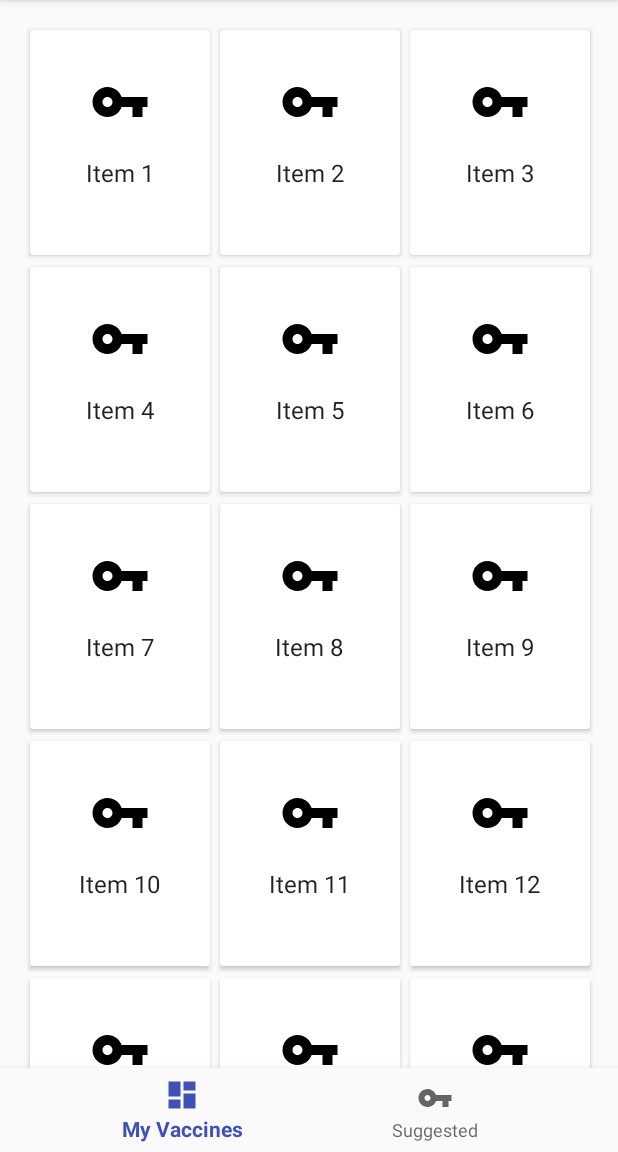
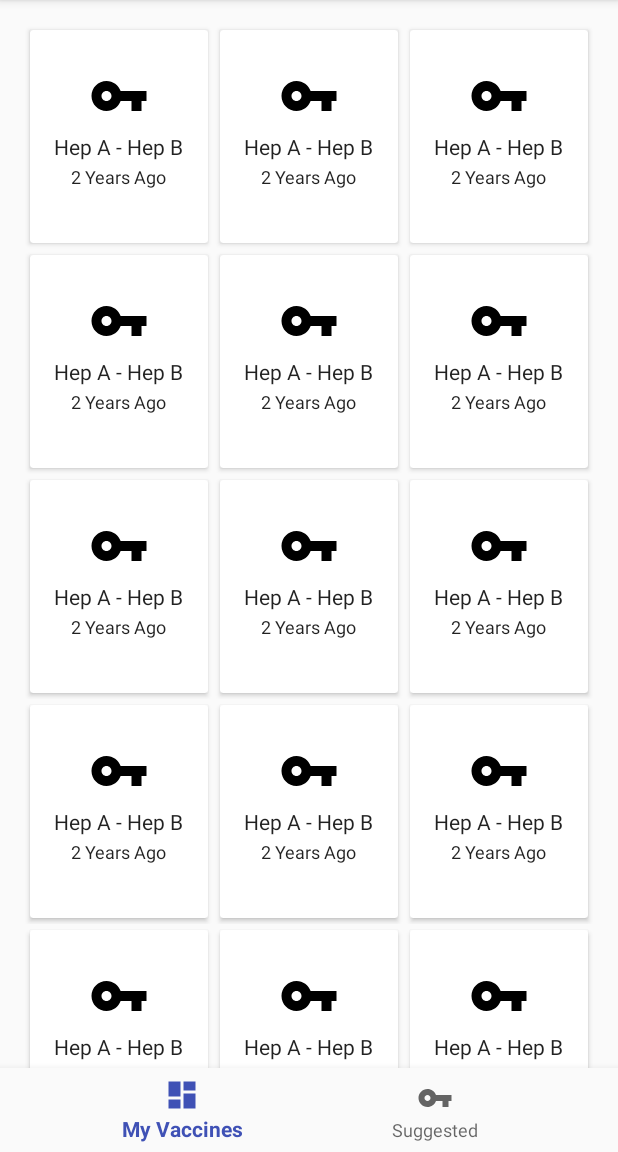
Before and after one commit to DaveLe/Ivory, an Android app: the screen it shows after launch (MainActivity), on a phone screen of 412 x 824 dp, the part 84-1236 px from its top. Run offline under Robolectric (Android 15) with nearby library versions, the phone set to English and light mode, and no system bars; our stand-ins replace Firebase (no records; nobody signed in at launch, a user with empty details on screens opened directly); libraries missing offline, so code that uses them is left out: com.firebase.ui; 1 statement that could not run was skipped.

Commit message:
started on db

```diff
--- a/Ivory/app/build.gradle
+++ b/Ivory/app/build.gradle
@@ -32,6 +32,7 @@ dependencies {
     implementation 'com.firebaseui:firebase-ui-auth:3.2.1'
     implementation 'com.android.support:support-v4:27.0.2'
     implementation 'com.android.support:recyclerview-v7:27.0.2'
+    implementation 'com.google.firebase:firebase-firestore:11.8.0'
 }
 
 
--- a/Ivory/app/src/main/java/com/iter/ivory/MyVaccineRecyclerViewAdapter.java
+++ b/Ivory/app/src/main/java/com/iter/ivory/MyVaccineRecyclerViewAdapter.java
@@ -4,6 +4,7 @@ import android.support.v7.widget.RecyclerView;
 import android.view.LayoutInflater;
 import android.view.View;
 import android.view.ViewGroup;
+import android.widget.ImageView;
 import android.widget.TextView;
 
 import com.iter.ivory.VaccineFragment.OnListFragmentInteractionListener;
@@ -31,7 +32,7 @@ public class MyVaccineRecyclerViewAdapter extends RecyclerView.Adapter<MyVaccine
     @Override
     public void onBindViewHolder(final ViewHolder holder, int position) {
         holder.mItem = mValues.get(position);
-        holder.mContentView.setText(mValues.get(position).content);
+        //holder.mContentView.setText(mValues.get(position).content);
 
         holder.mView.setOnClickListener(new View.OnClickListener() {
             @Override
@@ -52,18 +53,17 @@ public class MyVaccineRecyclerViewAdapter extends RecyclerView.Adapter<MyVaccine
 
     public class ViewHolder extends RecyclerView.ViewHolder {
         public final View mView;
-        public final TextView mContentView;
+        public final TextView nameView;
+        public final TextView lastView;
+        public final ImageView vacicon;
         public DummyItem mItem;
 
         public ViewHolder(View view) {
             super(view);
             mView = view;
-            mContentView = view.findViewById(R.id.content);
-        }
-
-        @Override
-        public String toString() {
-            return super.toString() + " '" + mContentView.getText() + "'";
+            vacicon = view.findViewById(R.id.vacicon);
+            nameView = view.findViewById(R.id.name);
+            lastView = view.findViewById(R.id.lastvac);
         }
     }
 }
--- a/Ivory/app/src/main/java/com/iter/ivory/VaccineFragment.java
+++ b/Ivory/app/src/main/java/com/iter/ivory/VaccineFragment.java
@@ -9,13 +9,21 @@ import android.view.LayoutInflater;
 import android.view.View;
 import android.view.ViewGroup;
 
+import com.google.android.gms.tasks.OnSuccessListener;
+import com.google.firebase.auth.FirebaseAuth;
+import com.google.firebase.firestore.DocumentReference;
+import com.google.firebase.firestore.DocumentSnapshot;
+import com.google.firebase.firestore.FirebaseFirestore;
 import com.iter.ivory.dummy.DummyContent;
 import com.iter.ivory.dummy.DummyContent.DummyItem;
+
+import java.util.ArrayList;
 
 public class VaccineFragment extends Fragment {
     private static final String ARG_VIEW_PERSONAL = "arg_view_personal";
     private Boolean mViewPersonal = true;
-
+    private User user;
+    FirebaseFirestore db = FirebaseFirestore.getInstance();
     private OnListFragmentInteractionListener mListener;
 
     public VaccineFragment() {
@@ -36,6 +44,28 @@ public class VaccineFragment extends Fragment {
         if (getArguments() != null) {
             mViewPersonal = getArguments().getBoolean(ARG_VIEW_PERSONAL);
         }
+        FirebaseAuth authuser = FirebaseAuth.getInstance();
+        setUser(authuser);
+
+        if (mViewPersonal){
+
+        }
+    }
+
+    public void setUser(final FirebaseAuth authuser){
+        DocumentReference userinfo;
+        userinfo = db.collection("users").document(authuser.getUid());
+        userinfo.get().addOnSuccessListener(new OnSuccessListener<DocumentSnapshot>() {
+            @Override
+            public void onSuccess(DocumentSnapshot documentSnapshot) {
+                try{
+                    user = documentSnapshot.toObject(User.class);
+                }catch (IllegalStateException e){
+                    db.collection("users").document(authuser.getUid()).set(new User(authuser.getCurrentUser().getDisplayName(), new ArrayList<Vaccines>()));
+                    setUser(authuser);
+                }
+            }
+        });
     }
 
     @Override
--- a/Ivory/app/src/main/res/layout/fragment_vaccine.xml
+++ b/Ivory/app/src/main/res/layout/fragment_vaccine.xml
@@ -1,13 +1,13 @@
 <?xml version="1.0" encoding="utf-8"?>
 <LinearLayout xmlns:android="http://schemas.android.com/apk/res/android"
-    android:layout_width="wrap_content"
-    android:layout_height="wrap_content"
+    android:layout_width="match_parent"
+    android:layout_height="150dp"
     xmlns:app="http://schemas.android.com/apk/res-auto"
     android:orientation="horizontal">
 
     <android.support.v7.widget.CardView
-        android:layout_width="120dp"
-        android:layout_height="150dp"
+        android:layout_width="match_parent"
+        android:layout_height="match_parent"
         android:layout_margin="4dp">
         <LinearLayout
             android:layout_width="match_parent"
@@ -18,15 +18,34 @@
             <ImageView
                 android:layout_width="40dp"
                 android:layout_height="40dp"
+                android:id="@+id/vacicon"
+                android:layout_margin="4dp"
                 app:srcCompat="@drawable/ic_vpn_key_black_24dp"/>
+
             <TextView
-                android:id="@+id/content"
+                android:id="@+id/name"
                 android:layout_width="wrap_content"
                 android:layout_height="wrap_content"
-                android:layout_margin="@dimen/text_margin"
+                android:layout_marginBottom="2dp"
+                android:layout_marginHorizontal="@dimen/text_margin"
+                android:ellipsize="end"
+                android:maxLines="1"
+                android:textSize="14sp"
+                android:text="Hep A - Hep B"
                 android:textAppearance="?attr/textAppearanceListItem" />
+
+            <TextView
+                android:id="@+id/lastvac"
+                android:layout_width="wrap_content"
+                android:layout_height="wrap_content"
+                android:layout_marginHorizontal="@dimen/text_margin"
+                android:layout_marginBottom="@dimen/text_margin"
+                android:text="2 Years Ago"
+                android:textSize="12sp"
+                android:textAppearance="?attr/textAppearanceListItem" />
+
         </LinearLayout>
+
     </android.support.v7.widget.CardView>
 
-
 </LinearLayout>
```
